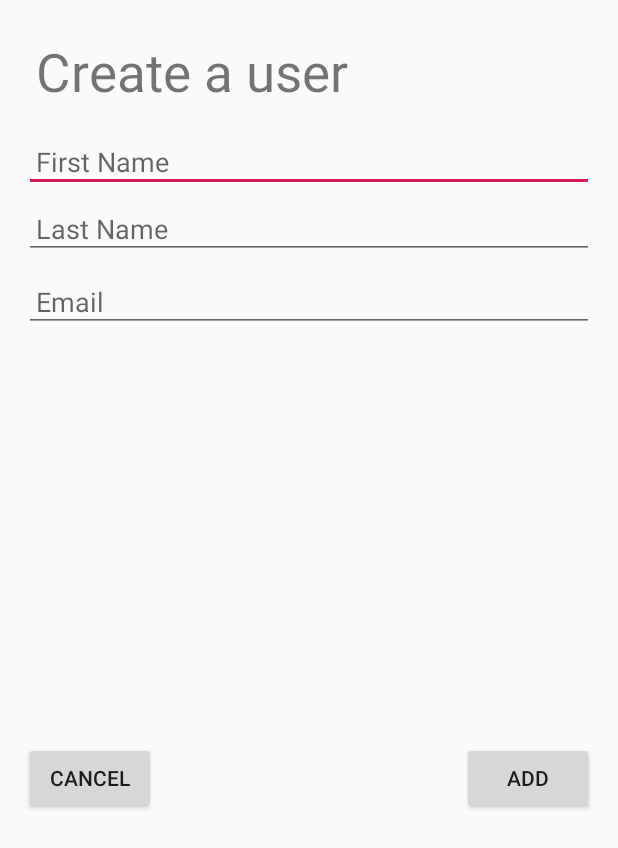
After one commit to cairacshields/geniusplazaapp, an Android app: the layout dialog_new_user.xml on its own in the app's theme, with its tools: preview values and no code run, on a phone screen of 412 x 824 dp. The commit adds this screen. Shown: the top 848 px of the screen. Run offline under Robolectric (Android 15) with nearby library versions, the phone set to English and light mode, and no system bars.

Commit message:
- Add dialog layout and item for adding a new user - Add FAB to mainActivity

```diff
--- /dev/null
+++ b/app/src/main/res/layout/dialog_new_user.xml
@@ -0,0 +1,90 @@
+<?xml version="1.0" encoding="utf-8"?>
+<android.support.constraint.ConstraintLayout
+        xmlns:android="http://schemas.android.com/apk/res/android"
+        xmlns:app="http://schemas.android.com/apk/res-auto"
+        xmlns:tools="http://schemas.android.com/tools"
+        android:layout_width="match_parent"
+        android:layout_height="match_parent"
+        android:layout_margin="8dp">
+
+    <TextView
+            android:id="@+id/title"
+            android:textSize="35sp"
+            android:layout_width="match_parent"
+            android:layout_height="wrap_content"
+            android:layout_marginEnd="8dp"
+            android:layout_marginStart="8dp"
+            android:layout_marginTop="8dp"
+            android:padding="8dp"
+            android:text="Create a user"
+            app:layout_constraintEnd_toEndOf="parent"
+            app:layout_constraintStart_toStartOf="parent"
+            app:layout_constraintTop_toTopOf="parent" />
+
+    <EditText
+            android:id="@+id/f_name"
+            android:layout_width="match_parent"
+            android:layout_height="wrap_content"
+            android:layout_marginEnd="8dp"
+            android:layout_marginStart="8dp"
+            android:layout_marginTop="8dp"
+            android:hint="First Name"
+            android:inputType="textMultiLine|text"
+            android:padding="8dp"
+            app:layout_constraintEnd_toEndOf="parent"
+            app:layout_constraintStart_toStartOf="parent"
+            app:layout_constraintTop_toBottomOf="@+id/title" />
+    <EditText
+            android:id="@+id/l_name"
+            android:layout_width="match_parent"
+            android:layout_height="wrap_content"
+            android:layout_marginEnd="8dp"
+            android:layout_marginStart="8dp"
+            android:layout_marginTop="4dp"
+            android:hint="Last Name"
+            android:inputType="textMultiLine|text"
+            android:padding="8dp"
+            app:layout_constraintEnd_toEndOf="parent"
+            app:layout_constraintStart_toStartOf="parent"
+            app:layout_constraintTop_toBottomOf="@+id/f_name" app:layout_constraintHorizontal_bias="0.0"/>
+
+    <EditText
+            android:id="@+id/email"
+            android:layout_width="match_parent"
+            android:layout_height="wrap_content"
+            android:layout_marginEnd="8dp"
+            android:layout_marginStart="8dp"
+            android:layout_marginTop="8dp"
+            android:hint="Email"
+            android:inputType="textMultiLine|text"
+            android:padding="8dp"
+            app:layout_constraintEnd_toEndOf="parent"
+            app:layout_constraintStart_toStartOf="parent"
+            app:layout_constraintTop_toBottomOf="@+id/l_name" />
+
+    <Button
+            android:id="@+id/buttonSubmit"
+            android:layout_width="wrap_content"
+            android:layout_height="wrap_content"
+            android:layout_marginBottom="8dp"
+            android:layout_marginEnd="8dp"
+            android:layout_marginTop="8dp"
+            android:text="Add"
+            app:layout_constraintBottom_toBottomOf="parent"
+            app:layout_constraintEnd_toEndOf="parent"
+            app:layout_constraintTop_toBottomOf="@+id/email" />
+
+    <Button
+            android:id="@+id/buttonCancel"
+            android:layout_width="wrap_content"
+            android:layout_height="wrap_content"
+            android:layout_marginBottom="8dp"
+            android:layout_marginStart="8dp"
+            android:layout_marginTop="8dp"
+            android:text="Cancel"
+            app:layout_constraintBottom_toBottomOf="parent"
+            app:layout_constraintStart_toStartOf="parent"
+            app:layout_constraintTop_toBottomOf="@+id/email" />
+
+
+</android.support.constraint.ConstraintLayout>
```
Also changed, not shown: app/src/main/res/layout/activity_main.xml (+13 -8 lines), app/src/main/res/layout/item_user.xml (added, +27 -0 lines).
